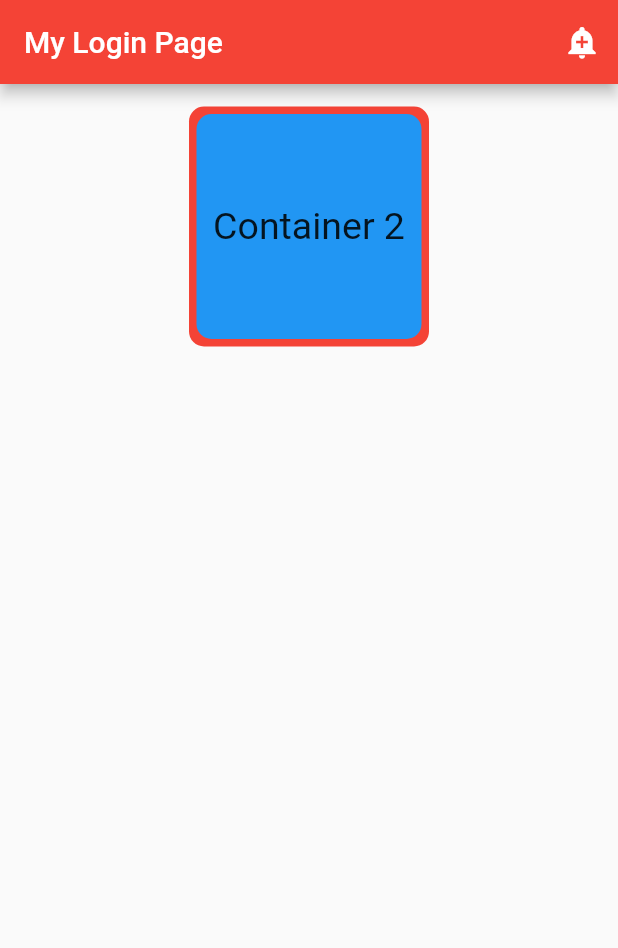
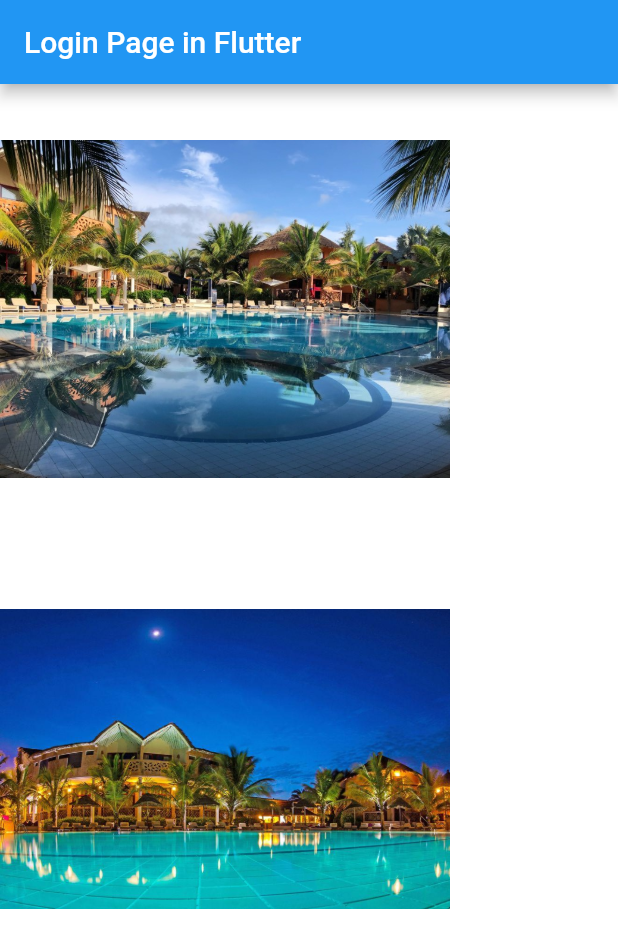
Before and after one commit to karfakonta/Flutter_project, a Flutter app: the screen it shows after launch, on a phone screen of 412 x 824 dp. Shown: the top 948 px of the screen. Run offline on Flutter 3.47's test engine with Material 2 defaults, Android fonts, the phone set to English and light mode, and no system bars; our stand-ins replace google_fonts.

Commit message:
starting point

```diff
--- a/lib/main.dart
+++ b/lib/main.dart
@@ -1,5 +1,6 @@
-import 'package:flutter/cupertino.dart';
 import 'package:flutter/material.dart';
+import 'package:google_fonts/google_fonts.dart';
+
 
 void main() {
   runApp(const MyApp());
@@ -12,56 +13,29 @@ class MyApp extends StatelessWidget {
   Widget build(BuildContext context) {
     return MaterialApp(
       debugShowCheckedModeBanner: false,
-      title: 'My First Flutter App',
-      home: Scaffold(
-        body: const MyStatefulWidget(),
-        appBar: AppBar(
-          backgroundColor: Colors.red,
-          title: const Text('My Login Page'),
-          actions: <Widget>[
-            IconButton(icon: const Icon(Icons.add_alert), onPressed: (){
-                ScaffoldMessenger.of(context).showSnackBar(
-                const SnackBar(content: Text('you press bell icon')));
-            },
+      title: 'Flutter Courses',
+      theme: ThemeData(
+        primaryColor: Colors.white70,
+        scaffoldBackgroundColor: Colors.white,
       ),
-          ],
-        ),
-        ),
+      home: const WelcomeScreen(),
     );
   }
 }
-
-class MyStatefulWidget extends StatefulWidget {
-  const MyStatefulWidget({Key? key}) : super(key: key);
+class WelcomeScreen extends StatelessWidget {
+  const WelcomeScreen({Key? key}) : super(key: key);
 
   @override
-  State<MyStatefulWidget> createState() => _MyStatefulWidgetState();
-}
-
-class _MyStatefulWidgetState extends State<MyStatefulWidget> {
-  @override
   Widget build(BuildContext context) {
-    return Center(
-      child: Column(
+    Size size = MediaQuery.of(context).size;
+    return Scaffold(
+        appBar: AppBar(
+          title: const Text("Login Page in Flutter"),
+        ),
+        body: Column(
           children: <Widget> [
-          const SizedBox(height: 20),
-          Container(
-            height: 150,
-            width: 150,
-            alignment: Alignment.center,
-            decoration: BoxDecoration(
-              borderRadius: BorderRadius.circular(10),
-              color: Colors.blue,
-              boxShadow: const[
-                BoxShadow(
-                  color: Colors.red,
-                  spreadRadius: 5,
-                  offset: Offset(0, 0)
-                ),
-              ],
-            ),
-            child: const Text('Container 2', style: TextStyle(fontSize: 25)),
-          )
+            Image.asset("images/hotel1.jpg", width: 300, height: 300,),
+            Image.asset("images/hotel2.jpg", width: 300, height: 300,)
           ],
         )
     );
```
Also changed, not shown: pubspec.yaml (+3 -42 lines), pubspec.lock, 7 other files. Lines whose indentation alone changed are shown as unchanged.
